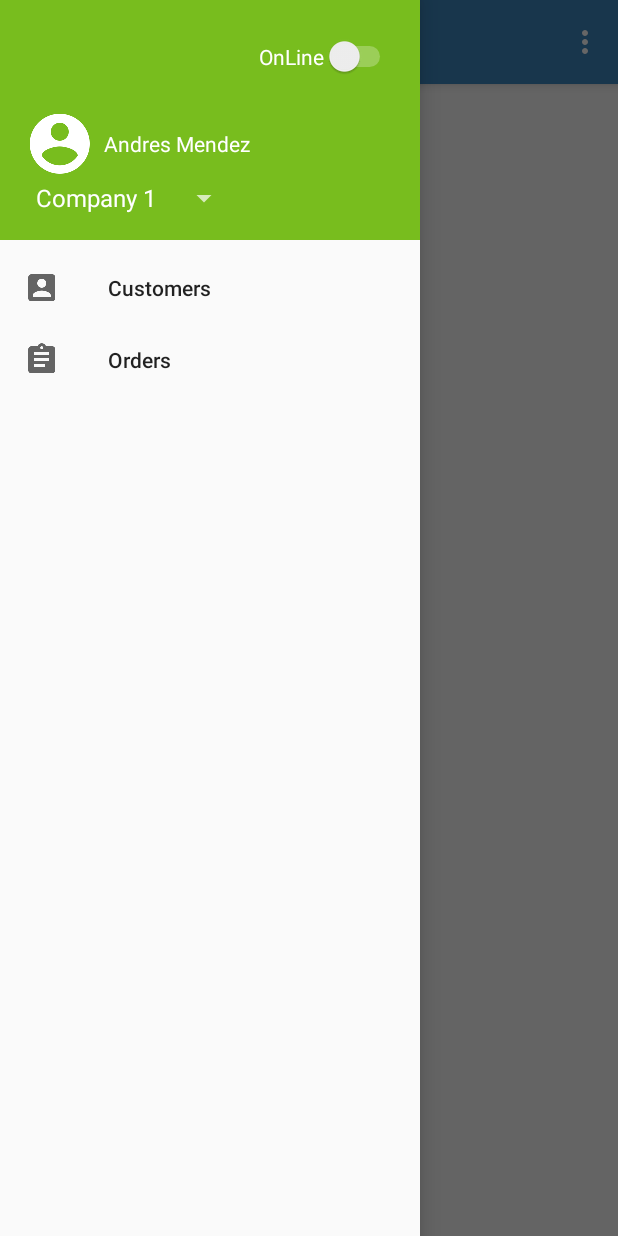
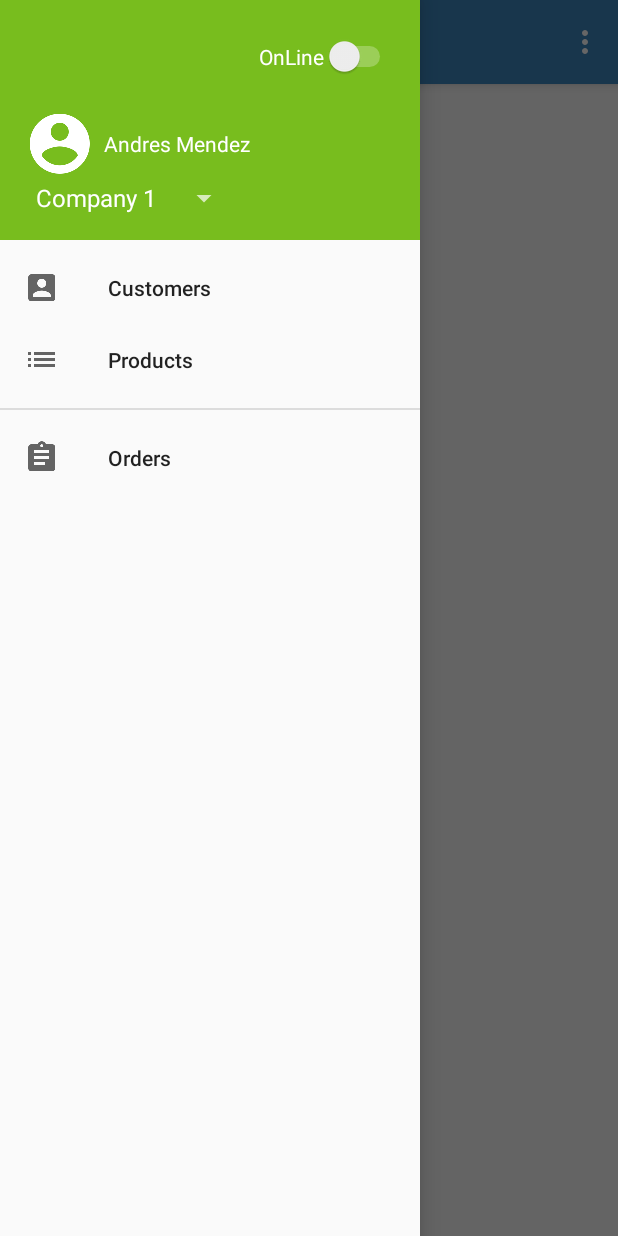
Before and after one commit to andresjose1983/osm, an Android app: the screen it shows after launch (MainActivity), with the side drawer open, on a phone screen of 412 x 824 dp. Run offline under Robolectric (Android 15) with nearby library versions, the phone set to English and light mode, and no system bars.

Commit message:
Added new option menu called products

```diff
--- a/app/src/main/res/layout/item_customer.xml
+++ b/app/src/main/res/layout/item_customer.xml
@@ -75,7 +75,7 @@
                 android:drawablePadding="@dimen/small"
                 android:foreground="?android:selectableItemBackground"
                 android:padding="@dimen/small"
-                android:text="@string/nav_order"
+                android:text="@string/nav_orders"
                 android:layout_marginTop="@dimen/smallest"
                 android:gravity="center_vertical" />
 
--- a/app/src/main/res/menu/activity_main_drawer.xml
+++ b/app/src/main/res/menu/activity_main_drawer.xml
@@ -1,15 +1,23 @@
 <?xml version="1.0" encoding="utf-8"?>
 <menu xmlns:android="http://schemas.android.com/apk/res/android">
 
-    <group android:checkableBehavior="single">
+    <group android:id="@+id/group_feature" android:checkableBehavior="single">
         <item
             android:id="@+id/nav_customers"
             android:icon="@mipmap/ic_account_box"
             android:title="@string/nav_customers" />
+
+        <item
+            android:id="@+id/nav_products"
+            android:icon="@mipmap/ic_list"
+            android:title="@string/nav_products" />
+
+    </group>
+
+    <group android:id="@+id/group_transactions" android:checkableBehavior="single">
         <item
             android:id="@+id/nav_order"
             android:icon="@mipmap/ic_assignment"
-            android:title="@string/nav_order" />
-
+            android:title="@string/nav_orders" />
     </group>
 </menu>
--- a/app/src/main/res/values/strings.xml
+++ b/app/src/main/res/values/strings.xml
@@ -16,7 +16,8 @@
     <string name="navigation_drawer_open">Open navigation drawer</string>
     <string name="navigation_drawer_close">Close navigation drawer</string>
     <string name="nav_customers">Customers</string>
-    <string name="nav_order">Orders</string>
+    <string name="nav_orders">Orders</string>
+    <string name="nav_products">Products</string>
     <string name="action_logout">Logout</string>
     <string name="online">OnLine</string>
     <string name="yes">Yes</string>
```
